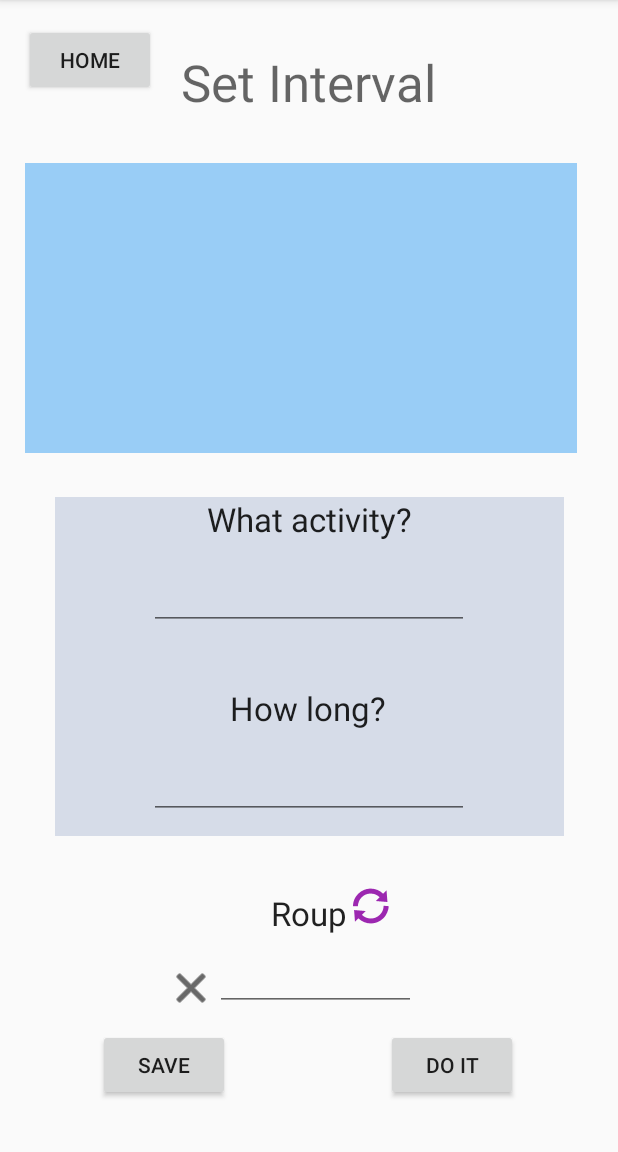
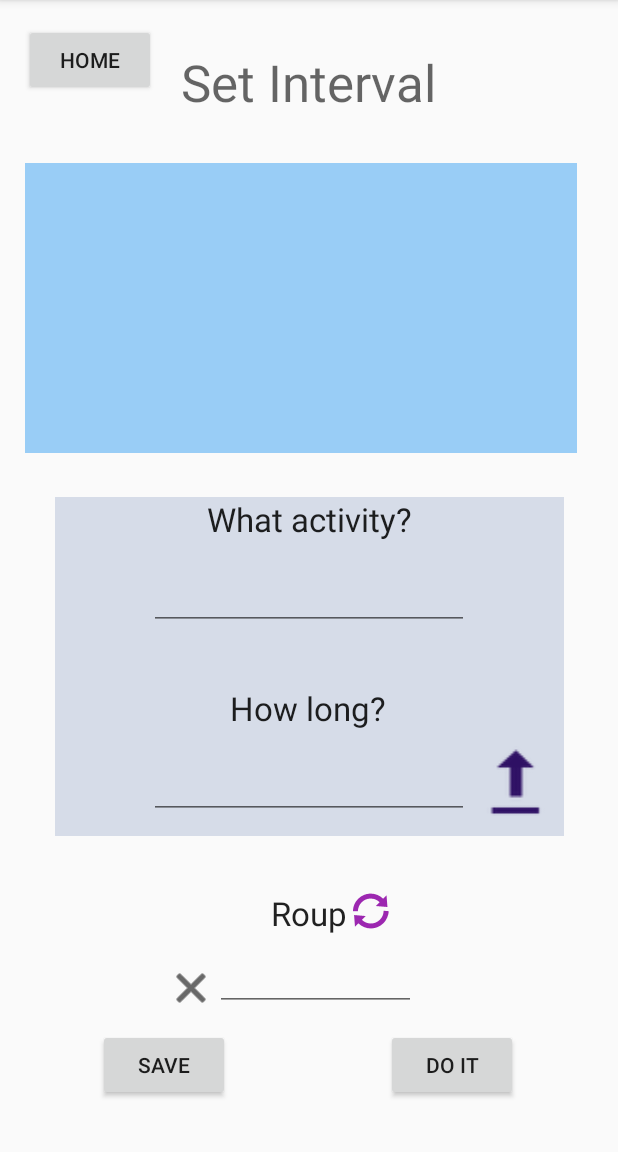
Before and after one commit to KUASE-AndroidDev2020/Project04, an Android app: the IntervalActivityHome screen opened directly, with no data from a screen before it, on a phone screen of 412 x 824 dp, the part 84-1236 px from its top. Run offline under Robolectric (Android 15) with nearby library versions, the light colour scheme and no system bars.

Commit message:
Add menu buttonを追加しました

```diff
--- a/app/src/main/java/com/example/sportstimer/QuoteActivity.java
+++ b/app/src/main/java/com/example/sportstimer/QuoteActivity.java
@@ -20,7 +20,7 @@ public class QuoteActivity extends AppCompatActivity {
     }
 
     public void TryAgainButton(View view){
-        Intent toGoInterval = new Intent(this,QuoteActivity.class);
+        Intent toGoInterval = new Intent(this,IntervalActivity.class);
         startActivity(toGoInterval);
     }
 }
--- a/app/src/main/res/layout/activity_interval_home.xml
+++ b/app/src/main/res/layout/activity_interval_home.xml
@@ -148,7 +148,7 @@
         android:layout_width="wrap_content"
         android:layout_height="wrap_content"
         android:onClick="IntervalHomeSaveButton"
-        android:text="save"
+        android:text="Save"
         app:layout_constraintBottom_toBottomOf="parent"
         app:layout_constraintEnd_toEndOf="parent"
         app:layout_constraintHorizontal_bias="0.201"
@@ -188,7 +188,20 @@
         app:layout_constraintHorizontal_bias="0.0"
         app:layout_constraintStart_toEndOf="@+id/textView7"
         app:layout_constraintTop_toBottomOf="@+id/view"
-        app:layout_constraintVertical_bias="0.724"
+        app:layout_constraintVertical_bias="0.793"
         app:srcCompat="@android:drawable/ic_popup_sync" />
 
+    <ImageView
+        android:id="@+id/SetIntervalAddMenuButton"
+        android:layout_width="48dp"
+        android:layout_height="63dp"
+        android:tint="#2E1064"
+        app:layout_constraintBottom_toBottomOf="parent"
+        app:layout_constraintEnd_toEndOf="parent"
+        app:layout_constraintHorizontal_bias="0.878"
+        app:layout_constraintStart_toStartOf="parent"
+        app:layout_constraintTop_toTopOf="parent"
+        app:layout_constraintVertical_bias="0.694"
+        app:srcCompat="@android:drawable/stat_sys_upload" />
+
 </androidx.constraintlayout.widget.ConstraintLayout>
--- a/app/src/main/res/layout/activity_my_favorite.xml
+++ b/app/src/main/res/layout/activity_my_favorite.xml
@@ -95,8 +95,8 @@
 
     <androidx.recyclerview.widget.RecyclerView
         android:id="@+id/TimerMenu"
-        android:layout_width="376dp"
-        android:layout_height="189dp"
+        android:layout_width="386dp"
+        android:layout_height="191dp"
         android:background="#7AC5E9"
         app:layout_constraintBottom_toBottomOf="parent"
         app:layout_constraintEnd_toEndOf="parent"
--- a/app/src/main/res/layout/activity_timer_set.xml
+++ b/app/src/main/res/layout/activity_timer_set.xml
@@ -85,8 +85,8 @@
         android:id="@+id/SetTimerBackHomeButton"
         android:layout_width="94dp"
         android:layout_height="44dp"
-        android:text="Button"
         android:onClick="SetTimerBackHomeButton"
+        android:text="Home"
         app:layout_constraintBottom_toBottomOf="parent"
         app:layout_constraintEnd_toEndOf="parent"
         app:layout_constraintHorizontal_bias="0.05"
```
Also changed, not shown: app/src/main/res/layout/activity_quote.xml (+5 -5 lines).
